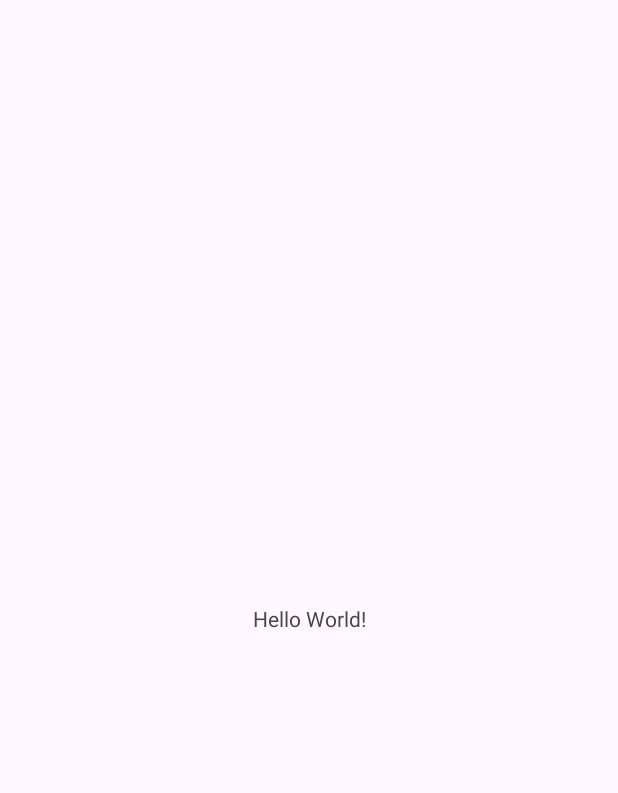
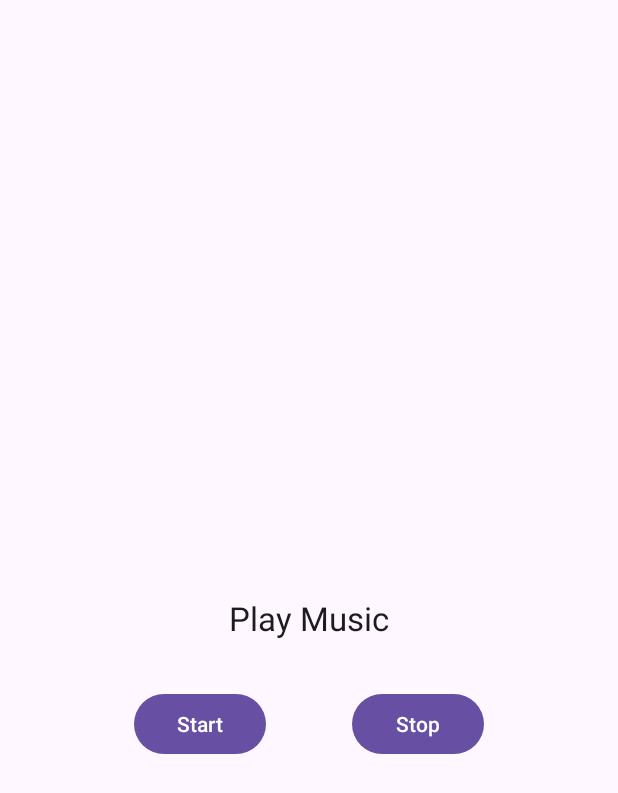
Before and after one commit to mohachi8/SimpleMusicPlayer, an Android app: the screen it shows after launch (MainActivity), on a phone screen of 412 x 824 dp. Before the commit the part shown is almost empty. Shown: the top 793 px of the screen. Run offline under Robolectric (Android 15) with nearby library versions, the phone set to English and light mode, and no system bars.

Commit message:
make MusicManager.kt

```diff
--- a/app/build.gradle.kts
+++ b/app/build.gradle.kts
@@ -5,7 +5,7 @@ plugins {
 
 android {
     namespace = "com.example.simplemusicplayer"
-    compileSdk = 33
+    compileSdk = 34
 
     defaultConfig {
         applicationId = "com.example.simplemusicplayer"
--- /dev/null
+++ b/app/src/main/java/com/example/simplemusicplayer/MusicManager.kt
@@ -0,0 +1,4 @@
+package com.example.simplemusicplayer
+
+class MusicManager {
+}
--- a/app/src/main/res/layout/activity_main.xml
+++ b/app/src/main/res/layout/activity_main.xml
@@ -7,12 +7,38 @@
     tools:context=".MainActivity">
 
     <TextView
+        android:id="@+id/textView2"
         android:layout_width="wrap_content"
         android:layout_height="wrap_content"
-        android:text="Hello World!"
+        android:text="@string/playMusic"
+        android:textAppearance="@style/TextAppearance.AppCompat.Large"
         app:layout_constraintBottom_toBottomOf="parent"
         app:layout_constraintEnd_toEndOf="parent"
         app:layout_constraintStart_toStartOf="parent"
         app:layout_constraintTop_toTopOf="parent" />
 
+    <Button
+        android:id="@+id/button3"
+        android:layout_width="wrap_content"
+        android:layout_height="wrap_content"
+        android:layout_marginStart="32dp"
+        android:layout_marginTop="32dp"
+        android:text="@string/start"
+        app:layout_constraintEnd_toStartOf="@+id/button4"
+        app:layout_constraintHorizontal_bias="0.5"
+        app:layout_constraintStart_toStartOf="parent"
+        app:layout_constraintTop_toBottomOf="@+id/textView2" />
+
+    <Button
+        android:id="@+id/button4"
+        android:layout_width="wrap_content"
+        android:layout_height="wrap_content"
+        android:layout_marginTop="32dp"
+        android:layout_marginEnd="32dp"
+        android:text="@string/stop"
+        app:layout_constraintEnd_toEndOf="parent"
+        app:layout_constraintHorizontal_bias="0.5"
+        app:layout_constraintStart_toEndOf="@+id/button3"
+        app:layout_constraintTop_toBottomOf="@+id/textView2" />
+
 </androidx.constraintlayout.widget.ConstraintLayout>
--- a/app/src/main/res/values/strings.xml
+++ b/app/src/main/res/values/strings.xml
@@ -1,3 +1,9 @@
 <resources>
     <string name="app_name">SimpleMusicPlayer</string>
+    <string name="title">Simple Music Player</string>
+    <string name="Start">Start</string>
+    <string name="Stop">Stop</string>
+    <string name="playMusic">Play Music</string>
+    <string name="start">Start</string>
+    <string name="stop">Stop</string>
 </resources>
```
